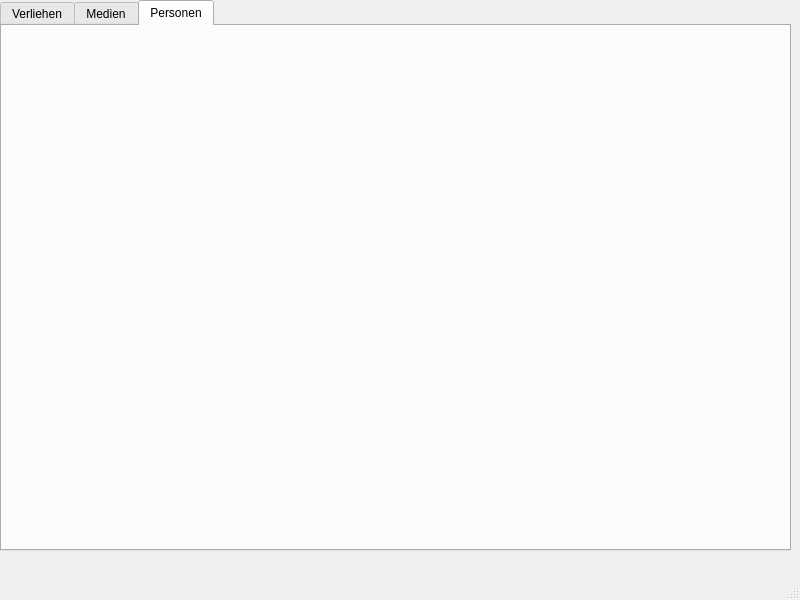
Qt form lending_system.ui (RaphaelNeubert/lending_system) before a commit.
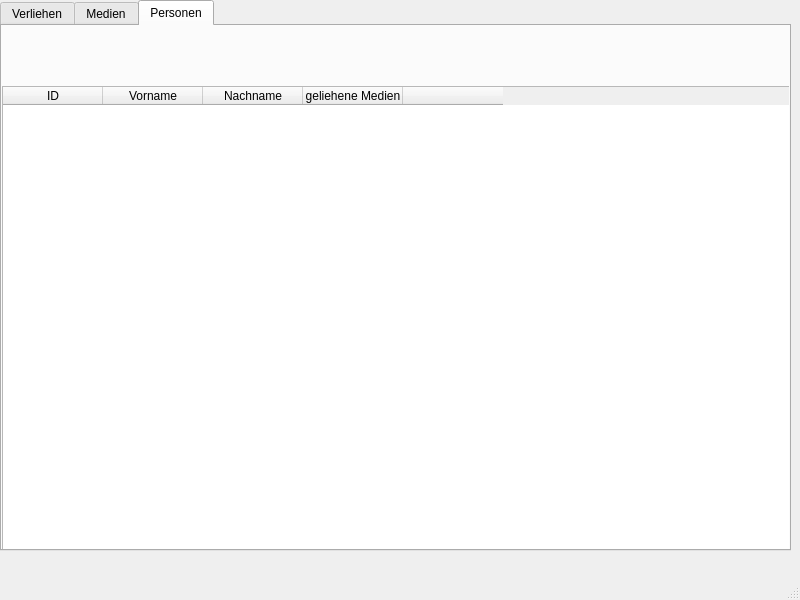
The same form after that commit.

Commit message: restructured GUI setup and created person table

Patch:
```diff
--- a/lending_system.ui
+++ b/lending_system.ui
@@ -40,6 +40,41 @@
      <attribute name="title">
       <string>Personen</string>
      </attribute>
+     <widget class="QTableWidget" name="person_table">
+      <property name="geometry">
+       <rect>
+        <x>0</x>
+        <y>60</y>
+        <width>791</width>
+        <height>471</height>
+       </rect>
+      </property>
+      <column>
+       <property name="text">
+        <string>ID</string>
+       </property>
+      </column>
+      <column>
+       <property name="text">
+        <string>Vorname</string>
+       </property>
+      </column>
+      <column>
+       <property name="text">
+        <string>Nachname</string>
+       </property>
+      </column>
+      <column>
+       <property name="text">
+        <string>geliehene Medien</string>
+       </property>
+      </column>
+      <column>
+       <property name="text">
+        <string/>
+       </property>
+      </column>
+     </widget>
     </widget>
    </widget>
   </widget>
```
The commit also changes 5 other files.
